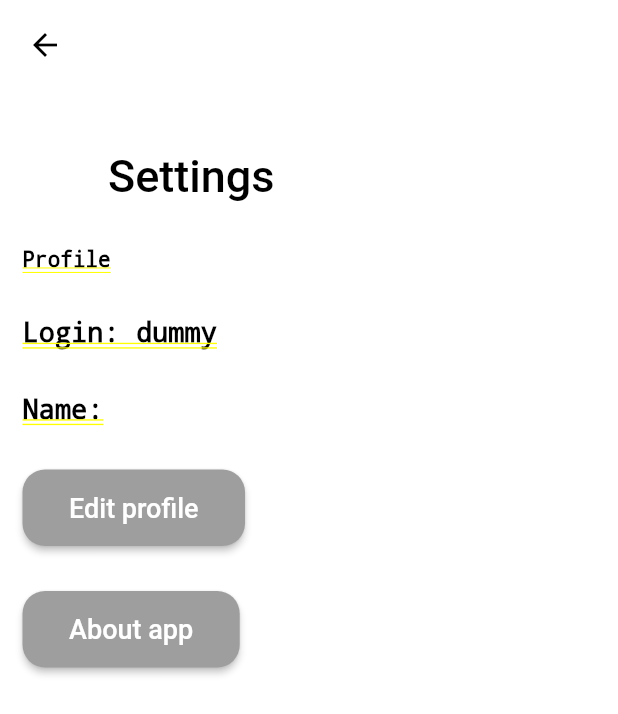
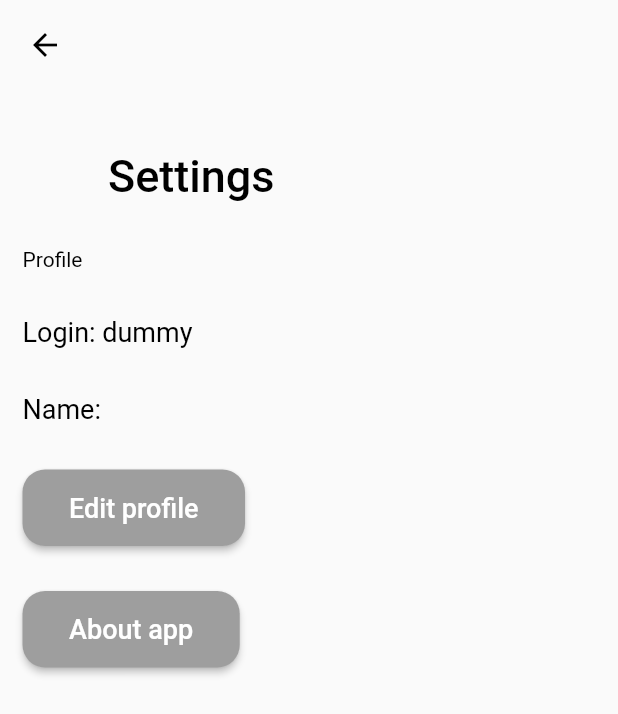
Before and after one commit to rdotzaz/teachent-app, a Flutter app: the StudentHomePage screen opened directly, after a tap on the "settings" icon, on a phone screen of 412 x 824 dp. Shown: the top 714 px of the screen. Run offline on Flutter 3.47's test engine with Material 2 defaults, Android fonts, the phone set to English and light mode, and no system bars; our stand-ins replace bloc, firebase_core, firebase_database, flutter_bloc, hive_flutter; missing offline and left inert: bcrypt; accounts and stored records are empty.

Commit message:
last fixes

```diff
--- a/lib/controller/animations/splash_indicator_controller.dart
+++ b/lib/controller/animations/splash_indicator_controller.dart
@@ -6,8 +6,8 @@ import 'base_animation.dart';
 class SplashProgressIndicatorController extends BaseAnimationWithTween<double> {
   SplashProgressIndicatorController()
       : super(
-        duration: const Duration(milliseconds: 500),
-        animationTween: CurveTween(curve: Curves.easeInBack));
+            duration: const Duration(milliseconds: 500),
+            animationTween: CurveTween(curve: Curves.easeInBack));
 
   @override
   void actions() {
--- a/lib/database/adapters/firebase_adapter.dart
+++ b/lib/database/adapters/firebase_adapter.dart
@@ -132,7 +132,7 @@ class FirebaseRealTimeDatabaseAdapter {
           data: {});
     }
     final isKeyExists = event.snapshot.exists;
-    final foundValues = event.snapshot.value as Map<String, dynamic>;
+    final foundValues = event.snapshot.value as Map<dynamic, dynamic>;
 
     if (!isKeyExists) {
       return FirebaseResponse(
@@ -152,7 +152,7 @@ class FirebaseRealTimeDatabaseAdapter {
         feedback: FirebaseFeedback.none,
         data: {
           for (var entry in foundValues.entries)
-            entry.key: (entry.value as bool)
+            entry.key.toString(): (entry.value as bool)
         });
   }
 
--- a/lib/view/pages/login_page/login_page.dart
+++ b/lib/view/pages/login_page/login_page.dart
@@ -14,8 +14,7 @@ class LoginPage extends StatelessWidget {
 
   @override
   Widget build(BuildContext context) {
-    return const Scaffold(
-      resizeToAvoidBottomInset: false, body: LoginForm());
+    return const Scaffold(resizeToAvoidBottomInset: false, body: LoginForm());
   }
 }
 
--- a/lib/view/pages/settings_page/settings_page.dart
+++ b/lib/view/pages/settings_page/settings_page.dart
@@ -26,10 +26,12 @@ class _SettingsPageState extends State<SettingsPage> {
 
   @override
   Widget build(BuildContext context) {
-    return CustomScrollView(slivers: [
-      appBar(context),
-      SliverList(delegate: SliverChildListDelegate([body()]))
-    ]);
+    return Scaffold(
+      body: CustomScrollView(slivers: [
+        appBar(context),
+        SliverList(delegate: SliverChildListDelegate([body()]))
+      ]),
+    );
   }
 
   Widget appBar(BuildContext context) {
--- a/lib/view/pages/splash_page/splash_page.dart
+++ b/lib/view/pages/splash_page/splash_page.dart
@@ -33,9 +33,7 @@ class _SplashPageState extends State<SplashPage> with TickerProviderStateMixin {
   Widget build(BuildContext context) {
     return Container(
       color: Colors.white,
-      child: const Center(
-        child: SplashProgressIndicatorWidget()
-      ),
+      child: const Center(child: SplashProgressIndicatorWidget()),
     );
   }
 }
--- a/lib/view/pages/student_creation_page/student_creation_page.dart
+++ b/lib/view/pages/student_creation_page/student_creation_page.dart
@@ -50,6 +50,7 @@ class _StudentCreationPageState extends State<StudentCreationPage> {
               create: (_) => _studentCreationPageController.loadLevelsBloc)
         ],
         child: Scaffold(
+          resizeToAvoidBottomInset: false,
           body: Column(
             children: [
               studentCreationHeader(windowSize.height),
@@ -65,10 +66,10 @@ class _StudentCreationPageState extends State<StudentCreationPage> {
       children: [
         ClipPath(
             clipper: CreationHeaderClipper(),
-            child: Container(height: height / 8, color: Colors.red)),
+            child: Container(height: height / 7, color: Colors.red)),
         BlocBuilder<StudentCreationBloc, int>(builder: (_, __) {
           return Padding(
-              padding: const EdgeInsets.all(25),
+              padding: const EdgeInsets.all(40),
               child: Text(_studentCreationPageController.headerName,
                   style: const TextStyle(fontSize: 23, color: Colors.white)));
         }),
--- a/lib/view/pages/student_home_page/student_home_page.dart
+++ b/lib/view/pages/student_home_page/student_home_page.dart
@@ -74,9 +74,7 @@ class _StudentHomePageState extends State<StudentHomePage>
   }
 
   Widget _homeLoadingWidget(BuildContext context) {
-    return CustomScrollView(
-      physics: const BouncingScrollPhysics(),
-      slivers: [
+    return CustomScrollView(physics: const BouncingScrollPhysics(), slivers: [
       _appBar(context),
       SliverList(
           delegate: SliverChildListDelegate([
@@ -96,9 +94,10 @@ class _StudentHomePageState extends State<StudentHomePage>
   }
 
   Widget _homeWidget(BuildContext context) {
-    return CustomScrollView(
-      physics: const BouncingScrollPhysics(),
-      slivers: [
+    return RefreshIndicator(
+        onRefresh: () async => refresh(),
+        child:
+            CustomScrollView(physics: const BouncingScrollPhysics(), slivers: [
           _appBar(context),
           SliverList(
               delegate: SliverChildListDelegate([
@@ -108,7 +107,7 @@ class _StudentHomePageState extends State<StudentHomePage>
             _teachersWidget(),
             _requestsWidget()
           ]))
-    ]);
+        ]));
   }
 
   Widget _searchBarWidget() {
--- a/lib/view/pages/teacher_creation_page/teacher_creation_page.dart
+++ b/lib/view/pages/teacher_creation_page/teacher_creation_page.dart
@@ -55,6 +55,7 @@ class _TeacherCreationPageState extends State<TeacherCreationPage> {
           BlocProvider(create: (_) => _teacherCreationPageController.placeBloc)
         ],
         child: Scaffold(
+          resizeToAvoidBottomInset: false,
           body: Column(
             children: [
               teacherCreationHeader(windowSize.height),
@@ -70,10 +71,10 @@ class _TeacherCreationPageState extends State<TeacherCreationPage> {
       children: [
         ClipPath(
             clipper: CreationHeaderClipper(),
-            child: Container(height: height / 8, color: Colors.blue)),
+            child: Container(height: height / 7, color: Colors.blue)),
         BlocBuilder<TeacherCreationBloc, int>(builder: (_, __) {
           return Padding(
-              padding: const EdgeInsets.all(25),
+              padding: const EdgeInsets.all(40),
               child: Text(_teacherCreationPageController.headerName,
                   style: const TextStyle(fontSize: 23, color: Colors.white)));
         }),
--- a/lib/view/pages/welcome_page/welcome_page.dart
+++ b/lib/view/pages/welcome_page/welcome_page.dart
@@ -26,6 +26,8 @@ class _WelcomePageState extends State<WelcomePage> {
 
   @override
   Widget build(BuildContext context) {
-    return const Center(child: Text(WelcomePageConsts.welcome));
+    return const Scaffold(
+      backgroundColor: Colors.white,
+      body: Center(child: Text(WelcomePageConsts.welcome)));
   }
 }
--- a/lib/view/widgets/single_card.dart
+++ b/lib/view/widgets/single_card.dart
@@ -199,7 +199,9 @@ class SingleCardListWidget extends StatelessWidget {
         shrinkWrap: true,
         itemCount: min(listLength, maxElements),
         scrollDirection: scrollDirection,
-        physics: !isScrollable ? const NeverScrollableScrollPhysics() : const BouncingScrollPhysics(),
+        physics: !isScrollable
+            ? const NeverScrollableScrollPhysics()
+            : const BouncingScrollPhysics(),
         itemBuilder: ((context, index) {
           if (elementWidth == 0.0) {
             return Container(
```
Also changed, not shown: lib/controller/pages/report_creation/report_creation_page_controller.dart (+3 -8 lines), lib/view/pages/account_creation_page/account_creation_page.dart (+6 -5 lines), lib/view/pages/lesson_date/lesson_date_page.dart (+8 -5 lines), lib/view/pages/teacher_home_page/teacher_home_page.dart (+6 -5 lines), lib/view/pages/splash_page/splash_progress.dart (indentation only), lib/view/pages/student_request_page/student_request_page.dart (indentation only), lib/view/pages/teacher_request_page/teacher_request_page.dart (indentation only). Lines whose indentation alone changed are shown as unchanged.
